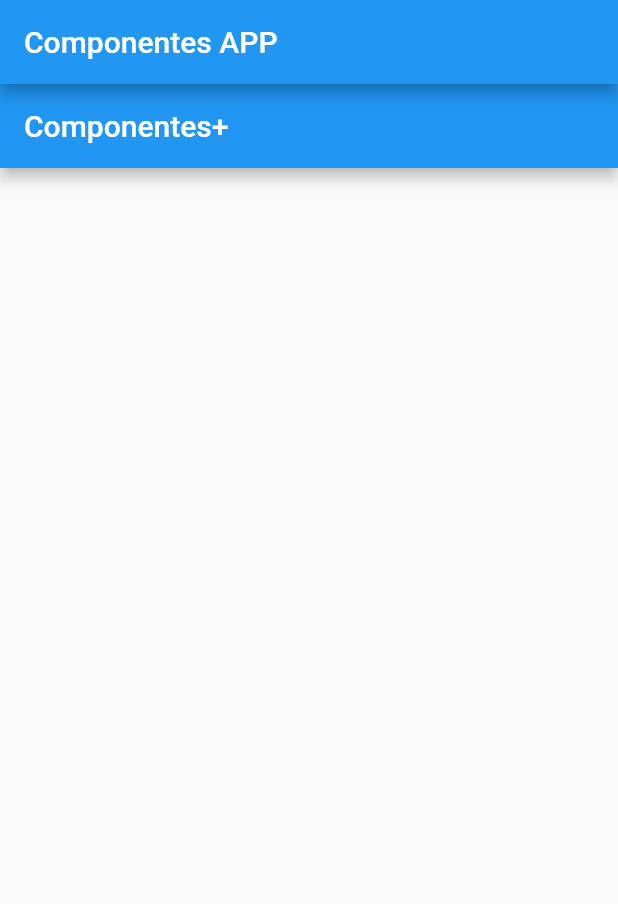
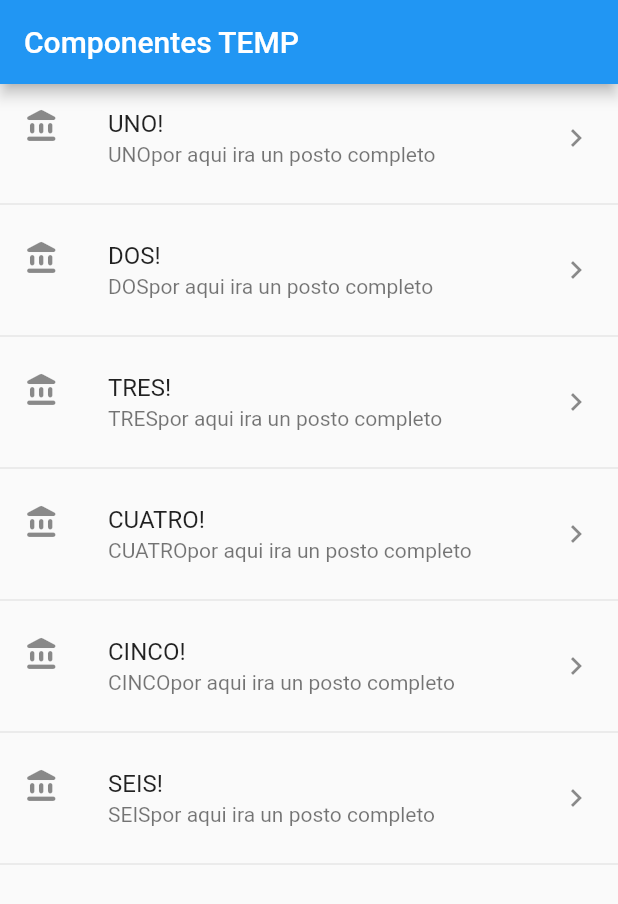
Before and after one commit to djescalante/proyectocomponentes, a Flutter app: the screen it shows after launch, on a phone screen of 412 x 824 dp. Shown: the top 904 px of the screen. Run offline on Flutter 3.47's test engine with Material 2 defaults, Android fonts, the phone set to English and light mode, and no system bars.

Commit message:
listview y tiles

```diff
--- a/lib/main.dart
+++ b/lib/main.dart
@@ -8,14 +8,9 @@ class MyApp extends StatelessWidget {
 
   @override
   Widget build(BuildContext context) {
-    return MaterialApp(
-      debugShowCheckedModeBanner: false,
-      title: 'COMPONENTES',
-      home: Scaffold(
-          appBar: AppBar(
-            title: const Text('Componentes APP'),
-          ),
-          body: const HomePageTem()),
-    );
+    return const MaterialApp(
+        title: 'COMPONENTES',
+        debugShowCheckedModeBanner: false,
+        home: HomePageTem());
   }
 }
--- a/lib/src/pages/home_temp.dart
+++ b/lib/src/pages/home_temp.dart
@@ -2,18 +2,58 @@ import 'package:flutter/material.dart';
 
 class HomePageTem extends StatelessWidget {
   const HomePageTem({Key? key}) : super(key: key);
-
+  static const opciones = ['UNO', 'DOS', 'TRES', 'CUATRO', 'CINCO', 'SEIS'];
   @override
   Widget build(BuildContext context) {
     return Scaffold(
       appBar: AppBar(
-        title: Text('Componentes+'),
+        title: const Text('Componentes TEMP'),
       ),
-      body: _lista(),
+      //body: ListView(children: _crearItems(),
+      body: ListView(children: _crearListaCorta()),
     );
   }
 
-  Widget _lista() {
-    return ListView();
+  List<Widget> _crearItems() {
+    List<Widget> lista = <Widget>[];
+    for (String opt in opciones) {
+      var tempWidget = ListTile(
+        title: Text(opt),
+      );
+      lista
+        ..add(tempWidget)
+        ..add(const Divider());
+
+      //lista.add(tempWidget);
+      //lista.add(const Divider());
+    }
+
+    return lista;
   }
+
+  List<Widget> _crearListaCorta() {
+    //voy a retornar una nueva lista con los items tranformados pasandolos por el metodo
+    return opciones.map((item) {
+      return Column(
+        children: [
+          ListTile(
+            title: Text(item + '!'),
+            subtitle: Text(item + 'por aqui ira un posto completo'),
+            leading: const Icon(Icons.account_balance_rounded),
+            trailing: const Icon(Icons.keyboard_arrow_right),
+            onTap: () {},
+          ),
+          const Divider(),
+        ],
+      );
+    }).toList();
+  } /*  List<Widget> _crearListaCorta() {
+    //voy a retornar una nueva lista con los items tranformados pasandolos por el metodo
+    var widgets = opciones.map((item) {
+      return ListTile(
+        title: Text(item + '!'),
+      );
+    }).toList();
+    return widgets;
+  }*/
 }
```
